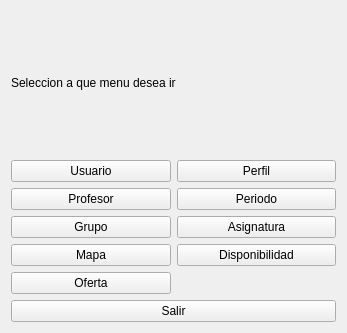
Before: the Qt Designer form Proyecto/menusu.ui in alexVillasenor/SEDDII, drawn with Qt 5.
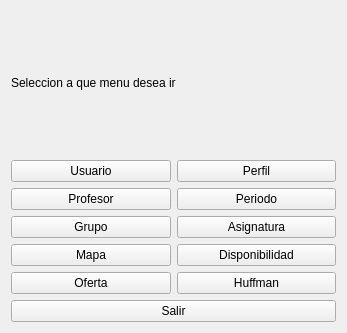
After: the same form once the commit is applied. Icons and pictures are not drawn.

Commit message: Huffman paso 1

The edit to the form file:
```diff
--- a/Proyecto/menusu.ui
+++ b/Proyecto/menusu.ui
@@ -125,6 +125,16 @@
      </property>
     </widget>
    </item>
+   <item row="5" column="1">
+    <widget class="QPushButton" name="pushButton_11">
+     <property name="text">
+      <string>Huffman</string>
+     </property>
+     <property name="autoDefault">
+      <bool>true</bool>
+     </property>
+    </widget>
+   </item>
   </layout>
  </widget>
  <tabstops>
```
Left out of the diff: 1 changed line with no effect on the pictures. The commit also changes 73 other files.
